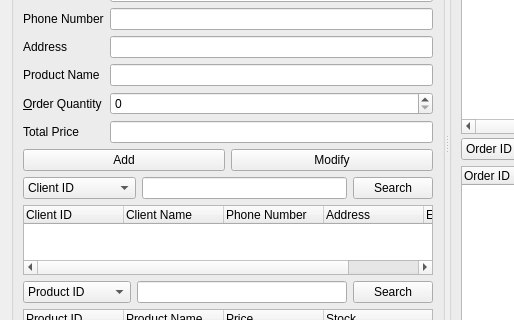
Before: the Qt Designer form ordermanagerform.ui in juyeon6454/Customer-management_Qt, drawn with Qt 5; both pictures show x 0 to 514 and y 116 to 436 of the 892 by 518 pixel window.
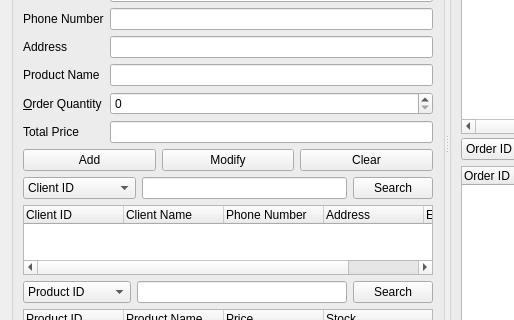
After: the same form once the commit is applied.

Patch:
```diff
--- a/ordermanagerform.ui
+++ b/ordermanagerform.ui
@@ -169,6 +169,13 @@
              </property>
             </widget>
            </item>
+           <item>
+            <widget class="QPushButton" name="orderClearPushButton">
+             <property name="text">
+              <string>Clear</string>
+             </property>
+            </widget>
+           </item>
           </layout>
          </item>
          <item>
```
